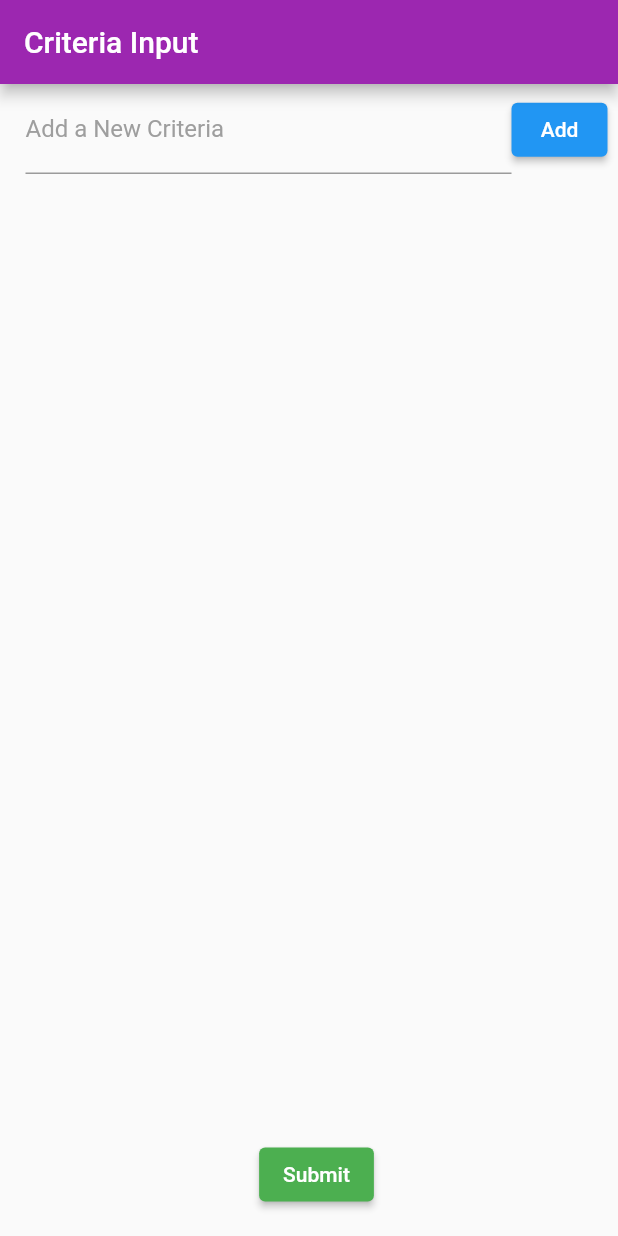
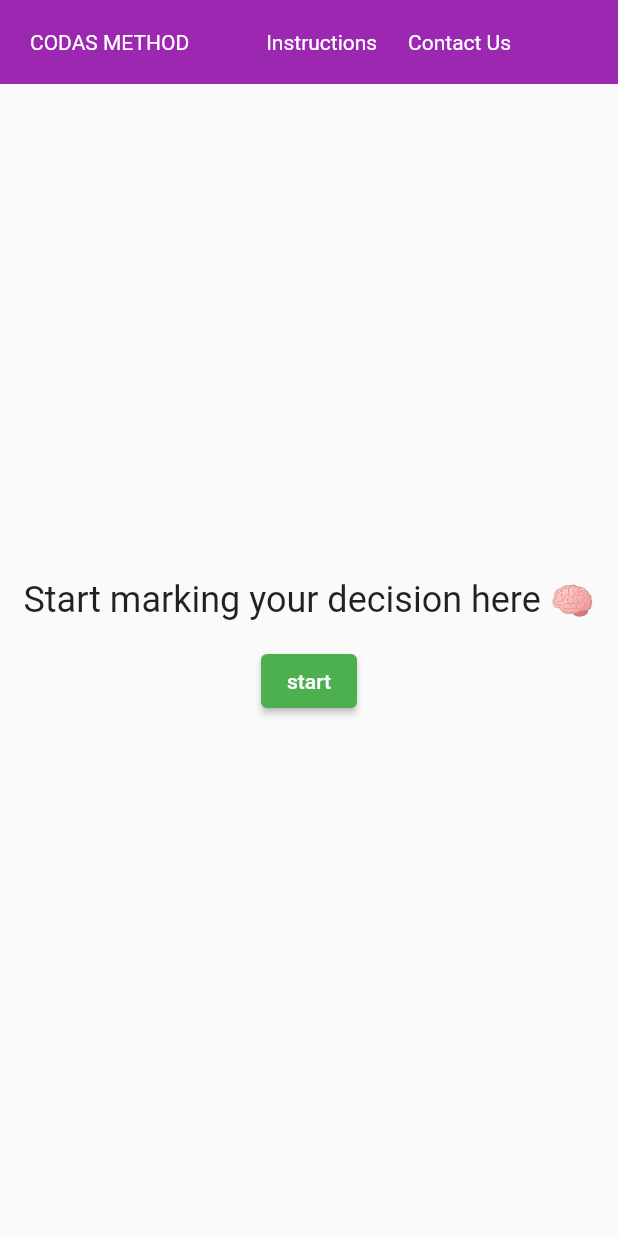
Before and after one commit to lorransr/codas_api, a Flutter app: the screen it shows after launch, on a phone screen of 412 x 824 dp. Run offline on Flutter 3.47's test engine with Material 2 defaults, Android fonts, the phone set to English and light mode, and no system bars; our stand-ins replace dio, rxdart.

Commit message:
home page demo

```diff
--- a/ui/lib/main.dart
+++ b/ui/lib/main.dart
@@ -1,5 +1,6 @@
 import 'package:flutter/material.dart';
 import 'package:myanimate/screens/form_page.dart';
+import 'package:myanimate/screens/home_page.dart';
 import 'package:myanimate/screens/matrix_page.dart';
 import 'package:myanimate/screens/result_page.dart';
 
@@ -20,7 +21,8 @@ class MyApp extends StatelessWidget {
       ),
       initialRoute: "/",
       routes: {
-        "/": (context) => FormPage(),
+        "/": (context) => HomePage(),
+        "/form": (context) => FormPage(),
         "/matrix": (context) => MatrixPage(),
         "/results": (context) => ResultPage()
       },
--- a/ui/lib/model/model_results.dart
+++ b/ui/lib/model/model_results.dart
@@ -4,7 +4,7 @@ class ModelResults {
   ModelResults(this.results, this.error);
 
   ModelResults.fromJson(Map<String, dynamic> json)
-      : results = json,
+      : results = json["body"],
         error = "";
 
   ModelResults.withError(String errorValue)
--- a/ui/lib/screens/form_page.dart
+++ b/ui/lib/screens/form_page.dart
@@ -5,6 +5,7 @@ import 'package:myanimate/model/criteria_type.dart';
 import 'package:myanimate/screens/matrix_page.dart';
 
 class FormPage extends StatefulWidget {
+  static const routeName = '/form';
   @override
   _FormPageState createState() => _FormPageState();
 }
--- /dev/null
+++ b/ui/lib/screens/home_page.dart
@@ -0,0 +1,98 @@
+import 'package:flutter/cupertino.dart';
+import 'package:flutter/material.dart';
+import 'package:myanimate/screens/form_page.dart';
+
+class HomePage extends StatefulWidget {
+  @override
+  _HomePageState createState() => _HomePageState();
+}
+
+class _HomePageState extends State<HomePage> {
+  List _isHovering = [false, false, false];
+
+  @override
+  Widget build(BuildContext context) {
+    var screenSize = MediaQuery.of(context).size;
+
+    return Scaffold(
+      appBar: PreferredSize(
+        preferredSize: Size(screenSize.width, 1000),
+        child: Container(
+          color: Colors.purple,
+          child: Padding(
+            padding: EdgeInsets.all(20),
+            child: Row(
+              children: [
+                Text(
+                  'CODAS METHOD',
+                  style: TextStyle(color: Colors.white),
+                ),
+                Expanded(
+                  child: Row(
+                    mainAxisAlignment: MainAxisAlignment.center,
+                    children: [
+                      InkWell(
+                        onTap: () {},
+                        onHover: (value) {
+                          setState(() {
+                            _isHovering[1] = value;
+                          });
+                        },
+                        child: Text(
+                          'Instructions',
+                          style: TextStyle(
+                              color:
+                                  _isHovering[1] ? Colors.black : Colors.white),
+                        ),
+                      ),
+                      SizedBox(width: screenSize.width / 20),
+                      InkWell(
+                        onTap: () {},
+                        onHover: (value) {
+                          setState(() {
+                            _isHovering[2] = value;
+                          });
+                        },
+                        child: Text(
+                          'Contact Us',
+                          style: TextStyle(
+                              color:
+                                  _isHovering[2] ? Colors.black : Colors.white),
+                        ),
+                      ),
+                    ],
+                  ),
+                ),
+              ],
+            ),
+          ),
+        ),
+      ),
+      body: Column(
+        mainAxisAlignment: MainAxisAlignment.center,
+        crossAxisAlignment: CrossAxisAlignment.center,
+        children: [
+          Center(
+            child: Container(
+              child: Text(
+                'Start marking your decision here 🧠',
+                style: TextStyle(fontSize: 24),
+              ),
+            ),
+          ),
+          Padding(
+            padding: const EdgeInsets.all(16.0),
+            child: ElevatedButton(
+              onPressed: () => Navigator.pushNamed(context, FormPage.routeName),
+              child: Text("start"),
+              style: ElevatedButton.styleFrom(
+                primary: Colors.green,
+                onPrimary: Colors.white,
+              ),
+            ),
+          )
+        ],
+      ),
+    );
+  }
+}
```
Also changed, not shown: ui/lib/screens/result_page.dart (+31 -3 lines).
